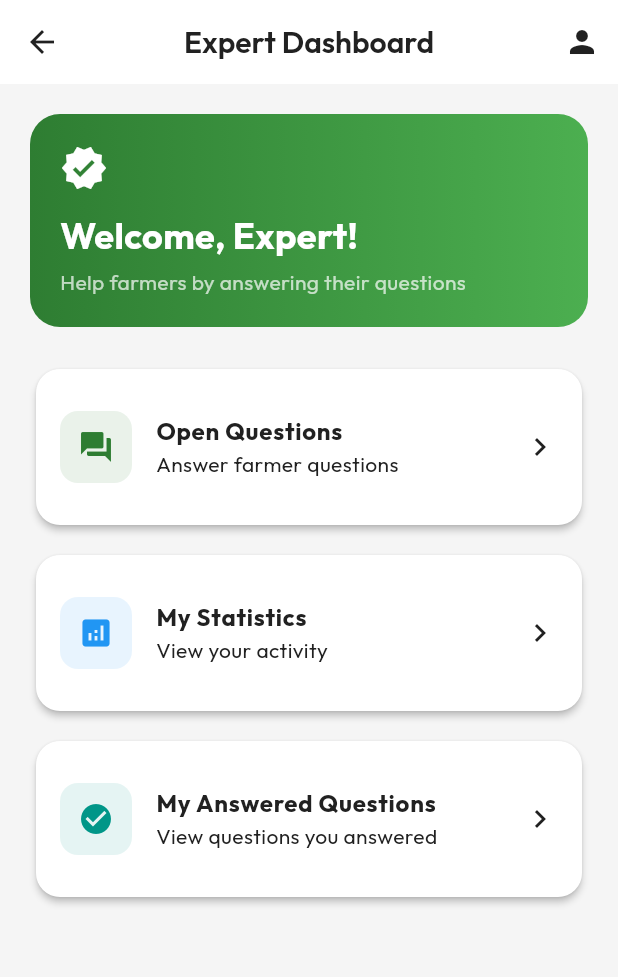
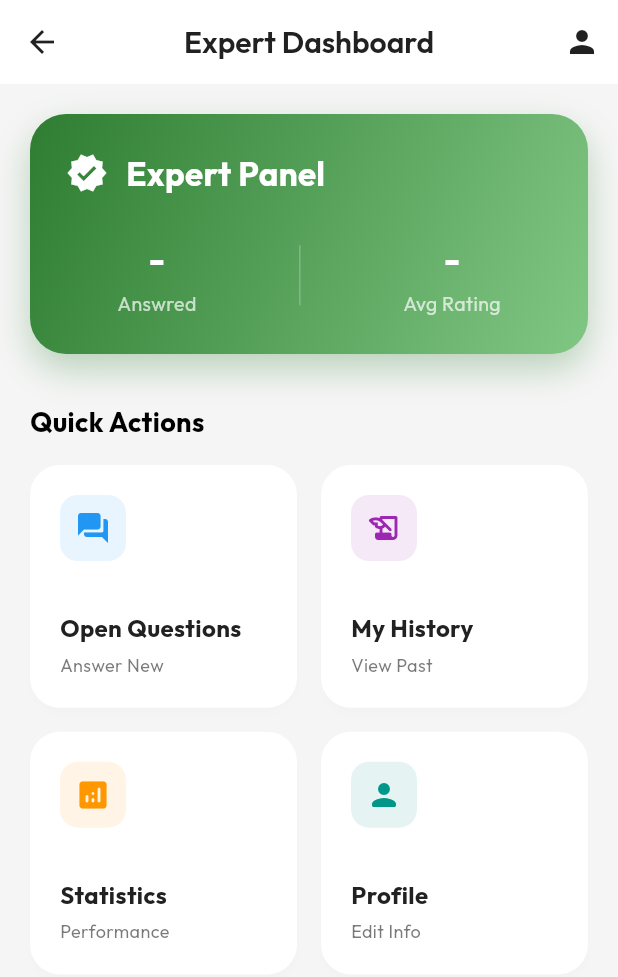
Before and after one commit to akshayks13/AI-Crop-Disease-Diagnosis-System, a Flutter app: the ExpertDashboardScreen screen opened by its route, on a phone screen of 412 x 824 dp. Shown: the top 977 px of the screen. Run offline on Flutter 3.47's test engine with Material 3 defaults, Android fonts, the light colour scheme and no system bars; our stand-ins replace dio, flutter_dotenv, flutter_riverpod, flutter_secure_storage, flutter_tts, geolocator and 4 more; accounts and stored records are empty; network calls fail.

Commit message:
updated expertes screens

```diff
--- a/frontend/flutter_app/lib/config/routes.dart
+++ b/frontend/flutter_app/lib/config/routes.dart
@@ -14,6 +14,7 @@ import '../features/expert/screens/questions_screen.dart';
 import '../features/expert/screens/answer_screen.dart';
 import '../features/expert/screens/expert_stats_screen.dart';
 import '../features/expert/screens/answered_questions_screen.dart';
+import '../features/expert/screens/answer_detail_screen.dart';
 import '../features/home/screens/home_screen.dart';
 import '../features/profile/screens/profile_screen.dart';
 import '../features/questions/screens/ask_expert_screen.dart';
@@ -61,6 +62,7 @@ class AppRoutes {
   static const String expertAnswer = '/expert/answer';
   static const String expertStats = '/expert/stats';
   static const String expertMyAnswers = '/expert/my-answers';
+  static const String expertAnswerDetail = '/expert/answer-detail';
 
   static Route<dynamic> generateRoute(RouteSettings settings) {
     switch (settings.name) {
@@ -131,6 +133,9 @@ class AppRoutes {
         return _slideRoute(const ExpertStatsScreen(), settings);
       case expertMyAnswers:
         return _slideRoute(const AnsweredQuestionsScreen(), settings);
+      case expertAnswerDetail:
+        final args = settings.arguments as Map<String, dynamic>;
+        return _slideRoute(AnswerDetailScreen(answerData: args), settings);
 
       default:
         return MaterialPageRoute(
--- a/frontend/flutter_app/lib/features/expert/screens/expert_dashboard_screen.dart
+++ b/frontend/flutter_app/lib/features/expert/screens/expert_dashboard_screen.dart
@@ -4,6 +4,8 @@ import 'package:flutter_riverpod/flutter_riverpod.dart';
 import '../../../../config/routes.dart';
 import '../../../../config/theme.dart';
 import '../../../../core/providers/auth_provider.dart';
+import '../../../../core/api/api_client.dart';
+import '../../../../core/api/api_config.dart';
 
 /// Expert Dashboard screen
 class ExpertDashboardScreen extends ConsumerWidget {
@@ -13,6 +15,8 @@ class ExpertDashboardScreen extends ConsumerWidget {
   Widget build(BuildContext context, WidgetRef ref) {
     final user = ref.watch(currentUserProvider);
     final isPending = user?.isPendingExpert ?? false;
+    final theme = Theme.of(context);
+    final isDark = theme.brightness == Brightness.dark;
 
     return Scaffold(
       appBar: AppBar(
@@ -21,7 +25,7 @@ class ExpertDashboardScreen extends ConsumerWidget {
           IconButton(icon: const Icon(Icons.person), onPressed: () => Navigator.pushNamed(context, AppRoutes.profile)),
         ],
       ),
-      body: isPending ? _PendingApprovalView() : _ApprovedExpertView(),
+      body: isPending ? _PendingApprovalView() : const _ApprovedExpertView(),
     );
   }
 }
@@ -29,6 +33,7 @@ class ExpertDashboardScreen extends ConsumerWidget {
 class _PendingApprovalView extends StatelessWidget {
   @override
   Widget build(BuildContext context) {
+    final theme = Theme.of(context);
     return Center(
       child: Padding(
         padding: const EdgeInsets.all(32),
@@ -37,14 +42,14 @@ class _PendingApprovalView extends StatelessWidget {
           children: [
             Container(
               padding: const EdgeInsets.all(24),
-              decoration: BoxDecoration(color: Colors.orange.withOpacity(0.1), shape: BoxShape.circle),
-              child: const Icon(Icons.hourglass_empty, size: 64, color: Colors.orange),
+              decoration: BoxDecoration(color: theme.colorScheme.primary.withOpacity(0.1), shape: BoxShape.circle),
+              child: Icon(Icons.hourglass_empty, size: 64, color: theme.colorScheme.primary),
             ),
             const SizedBox(height: 24),
             const Text('Application Under Review', style: TextStyle(fontSize: 22, fontWeight: FontWeight.bold)),
             const SizedBox(height: 12),
             Text('Your expert application is being reviewed by our team. You will be notified once approved.',
-                textAlign: TextAlign.center, style: TextStyle(color: Colors.grey.shade600)),
+                textAlign: TextAlign.center, style: TextStyle(color: theme.colorScheme.onSurface.withOpacity(0.6))),
           ],
         ),
       ),
@@ -52,84 +57,195 @@ class _PendingApprovalView extends StatelessWidget {
   }
 }
 
-class _ApprovedExpertView extends StatelessWidget {
+class _ApprovedExpertView extends ConsumerStatefulWidget {
+  const _ApprovedExpertView();
+
+  @override
+  ConsumerState<_ApprovedExpertView> createState() => _ApprovedExpertViewState();
+}
+
+class _ApprovedExpertViewState extends ConsumerState<_ApprovedExpertView> {
+  Map<String, dynamic>? _stats;
+
+  @override
+  void initState() {
+    super.initState();
+    _loadStats();
+  }
+
+  Future<void> _loadStats() async {
+    try {
+      final api = ref.read(apiClientProvider);
+      final response = await api.get(ApiConfig.expertStats);
+      if (mounted) {
+        setState(() {
+          _stats = response.data;
+        });
+      }
+    } catch (_) {}
+  }
+
   @override
   Widget build(BuildContext context) {
+    // Stats or defaults
+    final totalAnswers = _stats?['total_answers'] ?? '-';
+    final avgRating = _stats?['average_rating']?.toString() ?? '-';
+    final theme = Theme.of(context);
+
     return SingleChildScrollView(
       padding: const EdgeInsets.all(20),
       child: Column(
         crossAxisAlignment: CrossAxisAlignment.stretch,
         children: [
+          // Welcome & Stats Card
           Container(
-            padding: const EdgeInsets.all(20),
+            padding: const EdgeInsets.all(24),
             decoration: BoxDecoration(
-              gradient: const LinearGradient(colors: [AppTheme.primaryGreen, Color(0xFF4CAF50)]),
-              borderRadius: BorderRadius.circular(20),
+              gradient: LinearGradient(
+                colors: [theme.colorScheme.primary, theme.colorScheme.secondary],
+                begin: Alignment.topLeft,
+                end: Alignment.bottomRight,
               ),
-            child: const Column(
+              borderRadius: BorderRadius.circular(24),
+              boxShadow: [
+                BoxShadow(color: theme.colorScheme.primary.withOpacity(0.3), blurRadius: 20, offset: const Offset(0, 10)),
+              ],
+            ),
+            child: Column(
               crossAxisAlignment: CrossAxisAlignment.start,
               children: [
-                Icon(Icons.verified, color: Colors.white, size: 32),
-                SizedBox(height: 12),
-                Text('Welcome, Expert!', style: TextStyle(fontSize: 24, fontWeight: FontWeight.bold, color: Colors.white)),
-                SizedBox(height: 4),
-                Text('Help farmers by answering their questions', style: TextStyle(color: Colors.white70)),
+                Row(
+                  children: [
+                    Icon(Icons.verified, color: theme.colorScheme.onPrimary, size: 28),
+                    const SizedBox(width: 12),
+                    Text('Expert Panel', style: TextStyle(fontSize: 22, fontWeight: FontWeight.bold, color: theme.colorScheme.onPrimary)),
+                  ],
+                ),
+                const SizedBox(height: 24),
+                Row(
+                  mainAxisAlignment: MainAxisAlignment.spaceAround,
+                  children: [
+                    _buildStatItem(totalAnswers.toString(), 'Answred'),
+                    Container(width: 1, height: 40, color: theme.colorScheme.onPrimary.withOpacity(0.24)),
+                    _buildStatItem(avgRating, 'Avg Rating'),
+                  ],
+                ),
               ],
             ),
           ),
-          const SizedBox(height: 24),
-          _ActionTile(
-            icon: Icons.question_answer,
+
+          const SizedBox(height: 32),
+          Text('Quick Actions', style: TextStyle(fontSize: 18, fontWeight: FontWeight.bold, color: theme.colorScheme.onBackground)),
+          const SizedBox(height: 16),
+
+          // Grid Layout
+          GridView.count(
+            crossAxisCount: 2,
+            shrinkWrap: true,
+            physics: const NeverScrollableScrollPhysics(),
+            mainAxisSpacing: 16,
+            crossAxisSpacing: 16,
+            childAspectRatio: 1.1,
+            children: [
+              _ActionCard(
+                icon: Icons.question_answer_rounded,
                 title: 'Open Questions',
-            subtitle: 'Answer farmer questions',
-            color: AppTheme.primaryGreen,
+                count: 'Answer New',
+                color: Colors.blue,
                 onTap: () => Navigator.pushNamed(context, AppRoutes.expertQuestions),
               ),
-          const SizedBox(height: 12),
-          _ActionTile(
-            icon: Icons.analytics,
-            title: 'My Statistics',
-            subtitle: 'View your activity',
-            color: Colors.blue,
+              _ActionCard(
+                icon: Icons.history_edu_rounded,
+                title: 'My History',
+                count: 'View Past',
+                color: Colors.purple,
+                onTap: () => Navigator.pushNamed(context, AppRoutes.expertMyAnswers),
+              ),
+              _ActionCard(
+                icon: Icons.analytics_rounded,
+                title: 'Statistics',
+                count: 'Performance',
+                color: Colors.orange,
                 onTap: () => Navigator.pushNamed(context, AppRoutes.expertStats),
               ),
-          const SizedBox(height: 12),
-          _ActionTile(
-            icon: Icons.check_circle,
-            title: 'My Answered Questions',
-            subtitle: 'View questions you answered',
+              _ActionCard(
+                icon: Icons.person_rounded,
+                title: 'Profile',
+                count: 'Edit Info',
                 color: Colors.teal,
-            onTap: () => Navigator.pushNamed(context, AppRoutes.expertMyAnswers),
+                onTap: () => Navigator.pushNamed(context, AppRoutes.profile),
+              ),
+            ],
           ),
         ],
       ),
     );
   }
+
+  Widget _buildStatItem(String value, String label) {
+    final theme = Theme.of(context);
+    return Column(
+      children: [
+        Text(value, style: TextStyle(fontSize: 24, fontWeight: FontWeight.bold, color: theme.colorScheme.onPrimary)),
+        const SizedBox(height: 4),
+        Text(label, style: TextStyle(color: theme.colorScheme.onPrimary.withOpacity(0.7), fontSize: 13)),
+      ],
+    );
+  }
 }
 
-class _ActionTile extends StatelessWidget {
+class _ActionCard extends StatelessWidget {
   final IconData icon;
   final String title;
-  final String subtitle;
+  final String count;
   final Color color;
   final VoidCallback onTap;
 
-  const _ActionTile({required this.icon, required this.title, required this.subtitle, required this.color, required this.onTap});
+  const _ActionCard({
+    required this.icon,
+    required this.title,
+    required this.count,
+    required this.color,
+    required this.onTap,
+  });
 
   @override
   Widget build(BuildContext context) {
-    return Card(
-      child: ListTile(
-        contentPadding: const EdgeInsets.all(16),
-        leading: Container(
-          padding: const EdgeInsets.all(12),
-          decoration: BoxDecoration(color: color.withOpacity(0.1), borderRadius: BorderRadius.circular(12)),
-          child: Icon(icon, color: color),
+    final theme = Theme.of(context);
+
+    return Material(
+      color: theme.cardTheme.color,
+      borderRadius: BorderRadius.circular(20),
+      elevation: 2,
+      shadowColor: theme.shadowColor.withOpacity(0.05),
+      child: InkWell(
+        onTap: onTap,
+        borderRadius: BorderRadius.circular(20),
+        child: Padding(
+          padding: const EdgeInsets.all(20),
+          child: Column(
+            crossAxisAlignment: CrossAxisAlignment.start,
+            mainAxisAlignment: MainAxisAlignment.spaceBetween,
+            children: [
+              Container(
+                padding: const EdgeInsets.all(10),
+                decoration: BoxDecoration(
+                  color: color.withOpacity(0.1),
+                  borderRadius: BorderRadius.circular(12),
                 ),
-        title: Text(title, style: const TextStyle(fontWeight: FontWeight.bold)),
-        subtitle: Text(subtitle),
-        trailing: const Icon(Icons.chevron_right),
-        onTap: onTap,
+                child: Icon(icon, color: color, size: 24),
+              ),
+              Column(
+                crossAxisAlignment: CrossAxisAlignment.start,
+                children: [
+                  Text(title, style: TextStyle(fontSize: 16, fontWeight: FontWeight.bold, color: theme.colorScheme.onSurface)),
+                  const SizedBox(height: 4),
+                  Text(count, style: TextStyle(fontSize: 12, color: theme.colorScheme.onSurface.withOpacity(0.6))),
+                ],
+              ),
+            ],
+          ),
+        ),
       ),
     );
   }
```
Also changed, not shown: frontend/flutter_app/lib/features/expert/screens/answer_detail_screen.dart (added, +235 -0 lines), frontend/flutter_app/lib/features/expert/screens/answered_questions_screen.dart (+25 -44 lines), 1 other file. Lines whose indentation alone changed are shown as unchanged.
